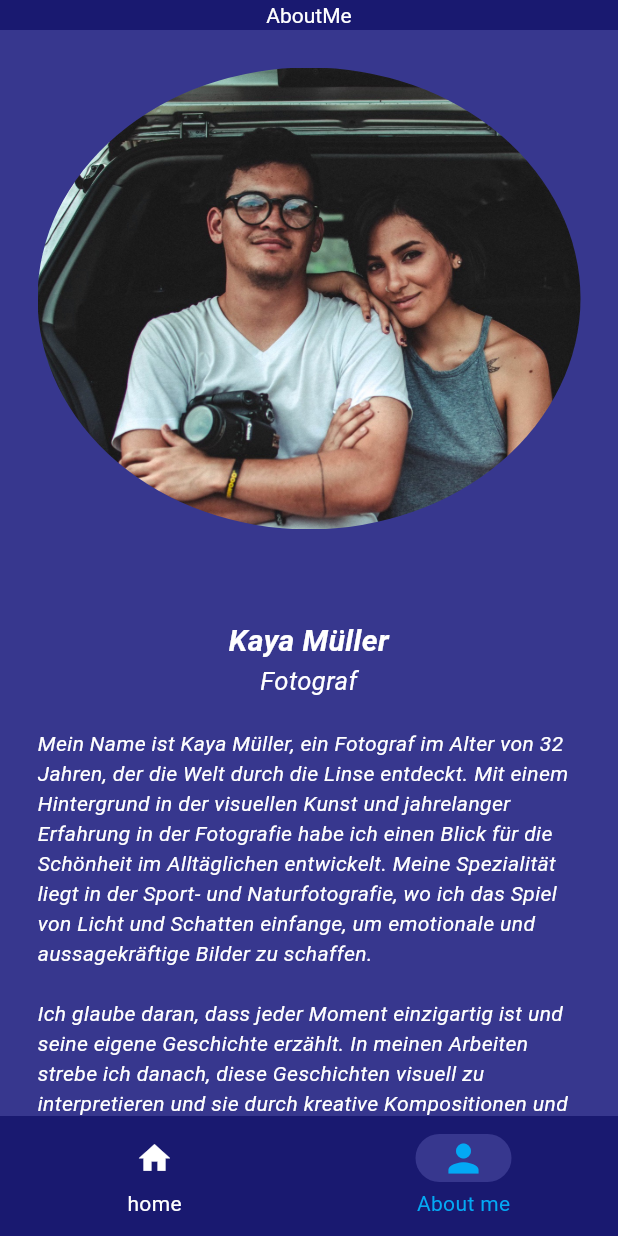
After one commit to goldenshoes001/bildergalerie, a Flutter app: the screen it shows after launch, item 2 of the bottom bar chosen, on a phone screen of 412 x 824 dp. The commit adds this screen. Run offline on Flutter 3.47's test engine with Material 3 defaults, Android fonts, the light colour scheme and no system bars; Roboto replaces fonts that are missing (Arial, arial).

Commit message:
about me hinzugefügt

```diff
--- a/assets/kaya_müller_text.txt
+++ /dev/null
@@ -1 +0,0 @@
-"Mein Name ist Kaya Müller, ein Fotograf im Alter von 32 Jahren, der die Welt durch die Linse entdeckt. Mit einem Hintergrund in der visuellen Kunst und jahrelanger Erfahrung in der Fotografie habe ich einen Blick für die Schönheit im Alltäglichen entwickelt. Meine Spezialität liegt in der Sport- und Naturfotografie, wo ich das Spiel von Licht und Schatten einfange, um emotionale und aussagekräftige Bilder zu schaffen.\n\nIch glaube daran, dass jeder Moment einzigartig ist und seine eigene Geschichte erzählt. In meinen Arbeiten strebe ich danach, diese Geschichten visuell zu interpretieren und sie durch kreative Kompositionen und Nuancen zum Leben zu erwecken. Meine fotografische Reise hat mich durch verschiedene Länder geführt, wo ich die Vielfalt der Kulturen und Landschaften festhalte, immer auf der Suche nach neuen Perspektiven und Herausforderungen.\n\nMein Anspruch ist es, mit meinen Bildern nicht nur zu dokumentieren, sondern auch zu inspirieren und zu berühren. Jeder Auftrag und jedes Projekt ist für mich eine Möglichkeit, meine Leidenschaft und mein Können zu zeigen und eine Verbindung zwischen dem Betrachter und dem Bild herzustellen."
--- /dev/null
+++ b/lib/class/about_me.dart
@@ -0,0 +1,54 @@
+import 'package:bildergaliere/class/text_widget.dart';
+import 'package:flutter/material.dart';
+
+class AboutMe extends StatelessWidget {
+  const AboutMe({super.key});
+  @override
+  Widget build(BuildContext context) {
+    return SingleChildScrollView(
+      child: Column(
+        children: [
+          Padding(
+            padding: const EdgeInsets.all(25.0),
+            child: ClipOval(child: Image.asset('assets/images/kaya.jpeg')),
+          ),
+          Padding(
+            padding: const EdgeInsets.all(5.0),
+
+            child: Padding(
+              padding: const EdgeInsets.all(20.0),
+              child: Column(
+                children: [
+                  SizedBox(height: 10),
+                  TextWidget(
+                    text: "Kaya Müller",
+                    color: Colors.white,
+                    fontWeight: FontWeight.bold,
+                    fontSize: 20,
+                    fontStyle: FontStyle.italic,
+                  ),
+                  TextWidget(
+                    text: "Fotograf",
+                    color: Colors.white,
+                    fontWeight: FontWeight.normal,
+                    fontSize: 17,
+                    fontStyle: FontStyle.italic,
+                  ),
+                  SizedBox(height: 20),
+                  TextWidget(
+                    fontSize: 14,
+                    fontWeight: FontWeight.normal,
+                    fontStyle: FontStyle.italic,
+                    textAlign: TextAlign.left,
+                    text:
+                        "Mein Name ist Kaya Müller, ein Fotograf im Alter von 32 Jahren, der die Welt durch die Linse entdeckt. Mit einem Hintergrund in der visuellen Kunst und jahrelanger Erfahrung in der Fotografie habe ich einen Blick für die Schönheit im Alltäglichen entwickelt. Meine Spezialität liegt in der Sport- und Naturfotografie, wo ich das Spiel von Licht und Schatten einfange, um emotionale und aussagekräftige Bilder zu schaffen.\n\nIch glaube daran, dass jeder Moment einzigartig ist und seine eigene Geschichte erzählt. In meinen Arbeiten strebe ich danach, diese Geschichten visuell zu interpretieren und sie durch kreative Kompositionen und Nuancen zum Leben zu erwecken. Meine fotografische Reise hat mich durch verschiedene Länder geführt, wo ich die Vielfalt der Kulturen und Landschaften festhalte, immer auf der Suche nach neuen Perspektiven und Herausforderungen.\n\nMein Anspruch ist es, mit meinen Bildern nicht nur zu dokumentieren, sondern auch zu inspirieren und zu berühren. Jeder Auftrag und jedes Projekt ist für mich eine Möglichkeit, meine Leidenschaft und mein Können zu zeigen und eine Verbindung zwischen dem Betrachter und dem Bild herzustellen.",
+                  ),
+                ],
+              ),
+            ),
+          ),
+        ],
+      ),
+    );
+  }
+}
--- a/lib/class/news.dart
+++ /dev/null
@@ -1,15 +0,0 @@
-import 'package:flutter/material.dart';
-
-class News extends StatelessWidget {
-  const News({super.key});
-
-  @override
-  Widget build(BuildContext context) {
-    return Center(
-      child: Column(
-        crossAxisAlignment: CrossAxisAlignment.center,
-        mainAxisAlignment: MainAxisAlignment.center,
-      ),
-    );
-  }
-}
--- a/lib/class/profile.dart
+++ /dev/null
@@ -1,10 +0,0 @@
-import 'package:flutter/material.dart';
-
-class Profile extends StatelessWidget {
-  const Profile({super.key});
-
-  @override
-  Widget build(BuildContext context) {
-    return Center(child: Column());
-  }
-}
--- a/lib/main.dart
+++ b/lib/main.dart
@@ -1,3 +1,4 @@
+import 'package:bildergaliere/class/about_me.dart';
 import 'package:bildergaliere/class/appbar.dart';
 import 'package:bildergaliere/class/appdata.dart';
 import 'package:bildergaliere/class/bottombar.dart';
@@ -37,10 +38,10 @@ class _AppHomeState extends State<AppHome> {
 
   late String widgetName;
 
-  List<Widget> screens = [Home(), Home()];
+  List<Widget> screens = [Home(), AboutMe()];
   List<NavigationDestination> navigationItems = [
     NavigationDestination(icon: Icon(Icons.home), label: "home"),
-    NavigationDestination(icon: Icon(Icons.home), label: "home"),
+    NavigationDestination(icon: Icon(Icons.person), label: "About me"),
   ];
 
   @override
```
